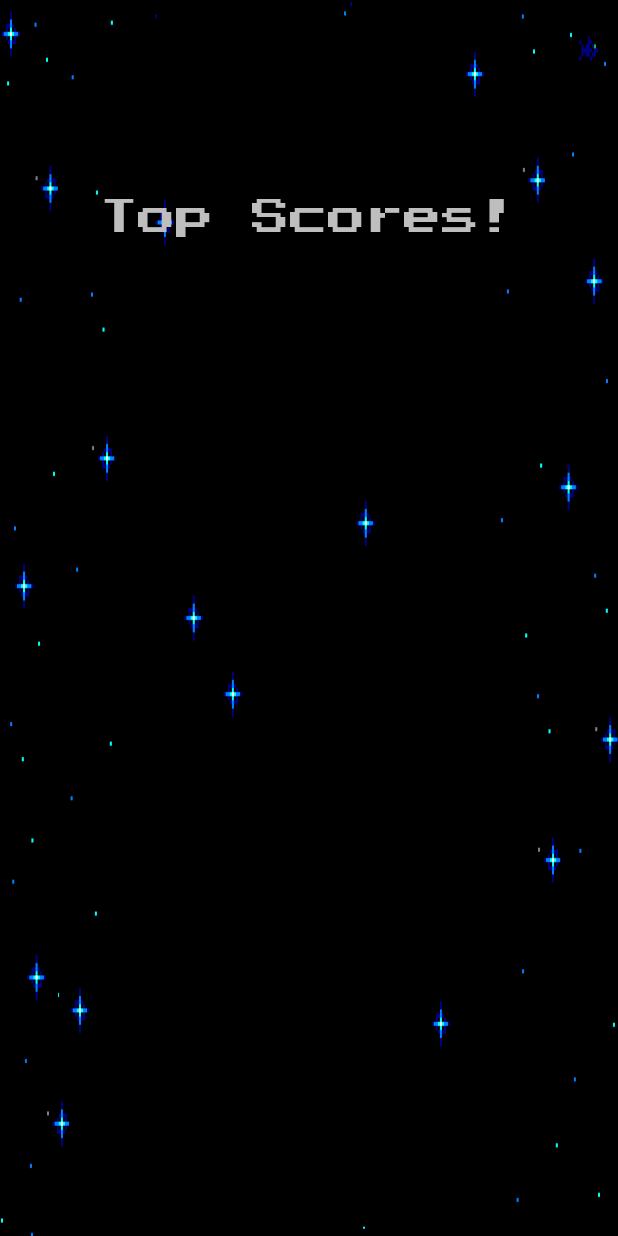
After one commit to codeman27/CISFinalProject, an Android app: the TopScoresActivity screen opened directly, with no data from a screen before it, on a phone screen of 412 x 824 dp. The commit adds this screen. Run offline under Robolectric (Android 15) with nearby library versions, the phone set to English and light mode, and no system bars.

Commit message:
Second commit

```diff
--- /dev/null
+++ b/app/src/main/java/com/example/cody/asteroidassaultgame/TopScoresActivity.java
@@ -0,0 +1,13 @@
+package com.example.cody.asteroidassaultgame;
+
+import android.app.Activity;
+import android.os.Bundle;
+
+public class TopScoresActivity extends Activity {
+
+    @Override
+    protected void onCreate(Bundle savedInstanceState) {
+        super.onCreate(savedInstanceState);
+        setContentView(R.layout.activity_top_scores);
+    }
+}
--- a/app/src/main/res/layout/activity_game.xml
+++ b/app/src/main/res/layout/activity_game.xml
@@ -5,6 +5,7 @@
     android:layout_width="match_parent"
     android:layout_height="match_parent"
     tools:context="com.example.cody.asteroidassaultgame.GameActivity"
-    android:background="@drawable/pixel_space">
+    android:background="@drawable/pixel_space"
+    android:fontFamily="@font/press_start_2p">
 
 </android.support.constraint.ConstraintLayout>
--- a/app/src/main/res/layout/activity_main.xml
+++ b/app/src/main/res/layout/activity_main.xml
@@ -25,7 +25,7 @@
         />
 
     <TextView
-        android:id="@+id/tvPlay"
+        android:id="@+id/tvPlayBtn"
         android:layout_width="130dp"
         android:layout_height="32dp"
         android:layout_marginBottom="8dp"
@@ -45,7 +45,7 @@
         />
 
     <TextView
-        android:id="@+id/textView3"
+        android:id="@+id/tvScoresBtn"
         android:layout_width="180dp"
         android:layout_height="49dp"
         android:layout_marginBottom="8dp"
--- /dev/null
+++ b/app/src/main/res/layout/activity_top_scores.xml
@@ -0,0 +1,25 @@
+<?xml version="1.0" encoding="utf-8"?>
+<android.support.constraint.ConstraintLayout xmlns:android="http://schemas.android.com/apk/res/android"
+    xmlns:app="http://schemas.android.com/apk/res-auto"
+    xmlns:tools="http://schemas.android.com/tools"
+    android:layout_width="match_parent"
+    android:layout_height="match_parent"
+    tools:context="com.example.cody.asteroidassaultgame.TopScoresActivity"
+    android:background="@drawable/pixel_space">
+
+    <TextView
+        android:id="@+id/textView"
+        android:layout_width="299dp"
+        android:layout_height="48dp"
+        android:fontFamily="@font/press_start_2p"
+        android:text="Top Scores!"
+        android:textAlignment="center"
+        android:textSize="25sp"
+        app:layout_constraintBottom_toBottomOf="parent"
+        app:layout_constraintHorizontal_bias="0.505"
+        app:layout_constraintLeft_toLeftOf="parent"
+        app:layout_constraintRight_toRightOf="parent"
+        app:layout_constraintTop_toTopOf="parent"
+        app:layout_constraintVertical_bias="0.171" />
+
+</android.support.constraint.ConstraintLayout>
```
Also changed, not shown: app/src/main/AndroidManifest.xml (+4 -3 lines), app/src/main/java/com/example/cody/asteroidassaultgame/DatabaseHelper.java (added, +51 -0 lines), app/src/main/java/com/example/cody/asteroidassaultgame/GameActivity.java (+72 -1 lines), app/src/main/java/com/example/cody/asteroidassaultgame/GameEngine.java (+21 -8 lines), app/src/main/java/com/example/cody/asteroidassaultgame/MainActivity.java (+12 -2 lines), app/src/main/res/drawable/background.png (added).
